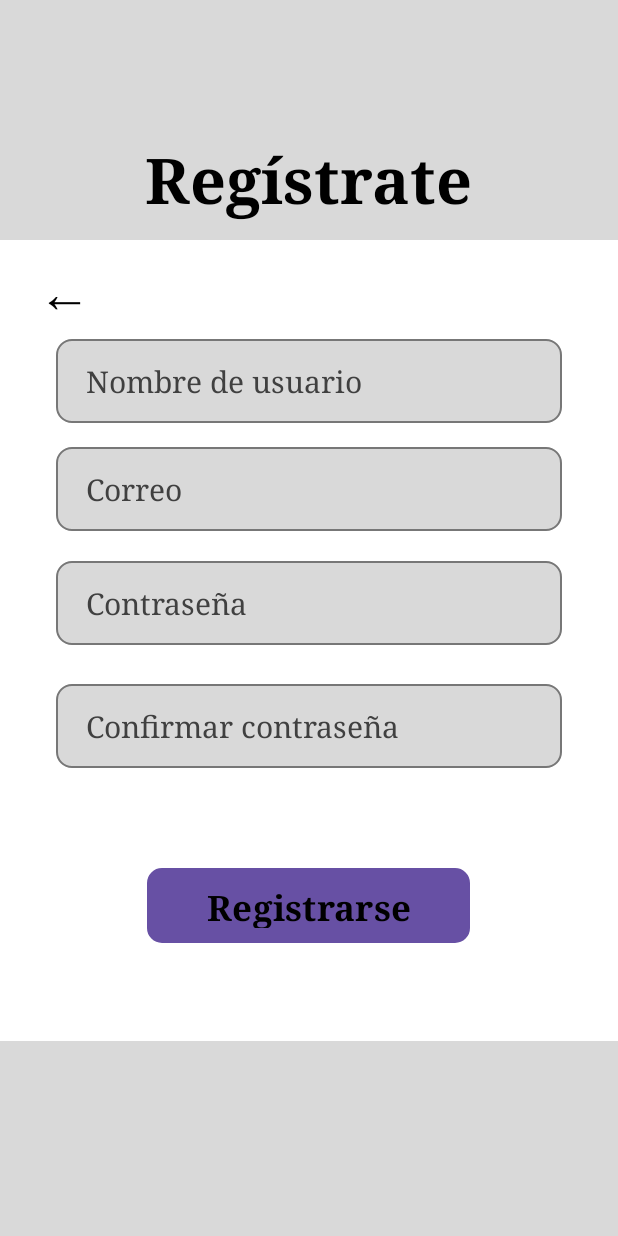
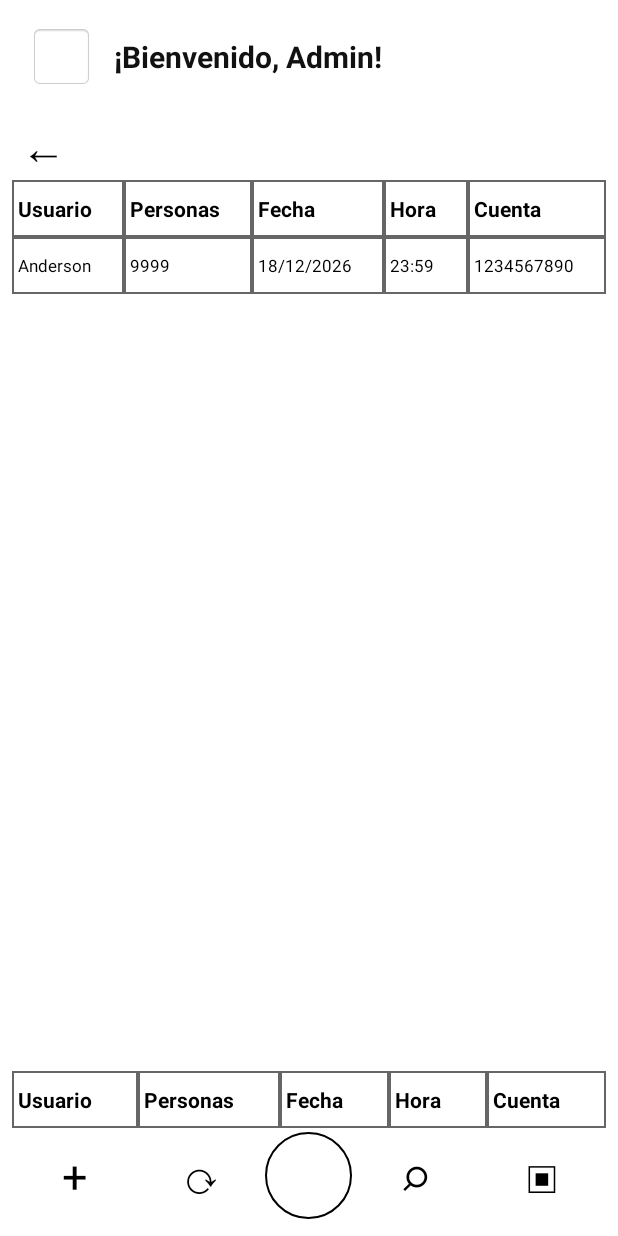
Before and after one commit to Sakrifit/ProyectoFinalKotlinUPB, an Android app: the screen it shows after launch (MainActivity), on a phone screen of 412 x 824 dp. Run offline under Robolectric (Android 15) with nearby library versions, the phone set to English and light mode, and no system bars.

Commit message:
paneles de usuario, admin y lista de pagos version 1.0

```diff
--- a/app/src/main/java/com/example/proyectofinal/MainActivity.kt
+++ b/app/src/main/java/com/example/proyectofinal/MainActivity.kt
@@ -8,7 +8,7 @@ class MainActivity : AppCompatActivity() {
     override fun onCreate(savedInstanceState: Bundle?) {
         super.onCreate(savedInstanceState)
         enableEdgeToEdge()
-        setContentView(R.layout.activity_registro)
+        setContentView(R.layout.activity_pagos)
 //        ViewCompat.setOnApplyWindowInsetsListener(findViewById(R.id.main)) { v, insets ->
 //            val systemBars = insets.getInsets(WindowInsetsCompat.Type.systemBars())
 //            v.setPadding(systemBars.left, systemBars.top, systemBars.right, systemBars.bottom)
--- /dev/null
+++ b/app/src/main/res/drawable/circulo_accion.xml
@@ -0,0 +1,5 @@
+<?xml version="1.0" encoding="utf-8"?>
+<shape xmlns:android="http://schemas.android.com/apk/res/android" android:shape="oval">
+    <solid android:color="#FFFFFF" />
+    <stroke android:width="1.5dp" android:color="#000000" />
+</shape>
--- /dev/null
+++ b/app/src/main/res/drawable/tabla_borde.xml
@@ -0,0 +1,5 @@
+<?xml version="1.0" encoding="utf-8"?>
+<shape xmlns:android="http://schemas.android.com/apk/res/android">
+    <solid android:color="#FFFFFF" />
+    <stroke android:width="1dp" android:color="#666666" />
+</shape>
--- /dev/null
+++ b/app/src/main/res/layout/activity_pagos.xml
@@ -0,0 +1,112 @@
+<?xml version="1.0" encoding="utf-8"?>
+<LinearLayout xmlns:android="http://schemas.android.com/apk/res/android"
+    android:layout_width="match_parent"
+    android:layout_height="match_parent"
+    android:orientation="vertical"
+    android:background="#FFFFFF"
+    android:paddingBottom="8dp">
+
+    <LinearLayout
+        android:layout_width="match_parent"
+        android:layout_height="76dp"
+        android:gravity="center_vertical"
+        android:orientation="horizontal"
+        android:paddingHorizontal="20dp">
+
+        <TextView
+            android:layout_width="42dp"
+            android:layout_height="42dp"
+            android:gravity="center"
+            android:text=" "
+            android:textColor="#333333"
+            android:textSize="28sp"
+            android:background="@android:drawable/editbox_background" />
+
+        <TextView
+            android:layout_width="wrap_content"
+            android:layout_height="wrap_content"
+            android:layout_marginStart="14dp"
+            android:text="¡Bienvenido, Admin!"
+            android:textColor="#111111"
+            android:textStyle="bold"
+            android:textSize="20sp" />
+    </LinearLayout>
+
+    <TextView
+        android:id="@+id/btnVolver"
+        android:layout_width="match_parent"
+        android:layout_height="44dp"
+        android:gravity="center_vertical"
+        android:paddingHorizontal="14dp"
+        android:text="←"
+        android:textColor="#000000"
+        android:textSize="30sp"
+        android:clickable="true"
+        android:focusable="true" />
+
+    <HorizontalScrollView
+        android:layout_width="match_parent"
+        android:layout_height="0dp"
+        android:layout_weight="1"
+        android:layout_marginHorizontal="8dp"
+        android:fillViewport="true">
+
+        <TableLayout
+            android:id="@+id/tablaUsuarios"
+            android:layout_width="match_parent"
+            android:layout_height="match_parent"
+            android:stretchColumns="*"
+            android:shrinkColumns="*">
+            <TableRow>
+                <TextView style="@style/TablaEncabezado" android:text="Usuario" />
+                <TextView style="@style/TablaEncabezado" android:text="Personas" />
+                <TextView style="@style/TablaEncabezado" android:text="Fecha" />
+                <TextView style="@style/TablaEncabezado" android:text="Hora" />
+                <TextView style="@style/TablaEncabezado" android:text="Cuenta" />
+            </TableRow>
+            <TableRow>
+                <TextView style="@style/TablaCelda" android:text="Anderson" />
+                <TextView style="@style/TablaCelda" android:text="9999" />
+                <TextView style="@style/TablaCelda" android:text="18/12/2026" />
+                <TextView style="@style/TablaCelda" android:text="23:59" />
+                <TextView style="@style/TablaCelda" android:text="1234567890" />
+            </TableRow>
+        </TableLayout>
+    </HorizontalScrollView>
+
+    <HorizontalScrollView
+        android:layout_width="match_parent"
+        android:layout_height="wrap_content"
+        android:layout_marginHorizontal="8dp"
+        android:layout_marginTop="16dp"
+        android:fillViewport="true">
+
+        <TableLayout
+            android:id="@+id/tablaUsuariosInferior"
+            android:layout_width="match_parent"
+            android:layout_height="wrap_content"
+            android:stretchColumns="*">
+            <TableRow>
+                <TextView style="@style/TablaEncabezado" android:text="Usuario" />
+                <TextView style="@style/TablaEncabezado" android:text="Personas" />
+                <TextView style="@style/TablaEncabezado" android:text="Fecha" />
+                <TextView style="@style/TablaEncabezado" android:text="Hora" />
+                <TextView style="@style/TablaEncabezado" android:text="Cuenta" />
+            </TableRow>
+        </TableLayout>
+    </HorizontalScrollView>
+
+    <LinearLayout
+        android:layout_width="match_parent"
+        android:layout_height="64dp"
+        android:gravity="center_vertical"
+        android:orientation="horizontal"
+        android:paddingHorizontal="8dp">
+
+        <TextView android:id="@+id/btnAgregar" style="@style/AccionBarra" android:text="+" />
+        <TextView android:id="@+id/btnActualizar" style="@style/AccionBarra" android:text="⟳" />
+        <TextView android:id="@+id/btnAccionCentral" style="@style/AccionCentral" android:text="" />
+        <TextView android:id="@+id/btnBuscar" style="@style/AccionBarra" android:text="⌕" />
+        <TextView android:id="@+id/btnEliminar" style="@style/AccionBarra" android:text="▣" />
+    </LinearLayout>
+</LinearLayout>
--- /dev/null
+++ b/app/src/main/res/values/styles.xml
@@ -0,0 +1,38 @@
+<?xml version="1.0" encoding="utf-8"?>
+<resources>
+    <style name="TablaEncabezado">
+        <item name="android:layout_width">wrap_content</item>
+        <item name="android:layout_height">38dp</item>
+        <item name="android:gravity">center_vertical</item>
+        <item name="android:padding">4dp</item>
+        <item name="android:textColor">#000000</item>
+        <item name="android:textSize">14sp</item>
+        <item name="android:textStyle">bold</item>
+        <item name="android:background">@drawable/tabla_borde</item>
+    </style>
+    <style name="TablaCelda">
+        <item name="android:layout_width">wrap_content</item>
+        <item name="android:layout_height">38dp</item>
+        <item name="android:gravity">center_vertical</item>
+        <item name="android:padding">4dp</item>
+        <item name="android:textColor">#000000</item>
+        <item name="android:textSize">11sp</item>
+        <item name="android:background">@drawable/tabla_borde</item>
+    </style>
+    <style name="AccionBarra">
+        <item name="android:layout_width">0dp</item>
+        <item name="android:layout_height">match_parent</item>
+        <item name="android:layout_weight">1</item>
+        <item name="android:gravity">center</item>
+        <item name="android:textColor">#000000</item>
+        <item name="android:textSize">30sp</item>
+        <item name="android:clickable">true</item>
+        <item name="android:focusable">true</item>
+    </style>
+    <style name="AccionCentral">
+        <item name="android:layout_width">58dp</item>
+        <item name="android:layout_height">58dp</item>
+        <item name="android:gravity">center</item>
+        <item name="android:background">@drawable/circulo_accion</item>
+    </style>
+</resources>
```
Also changed, not shown: app/src/main/res/layout/activity_admin.xml (added, +133 -0 lines), app/src/main/res/layout/activity_interfaz_usuario.xml (added, +132 -0 lines).
